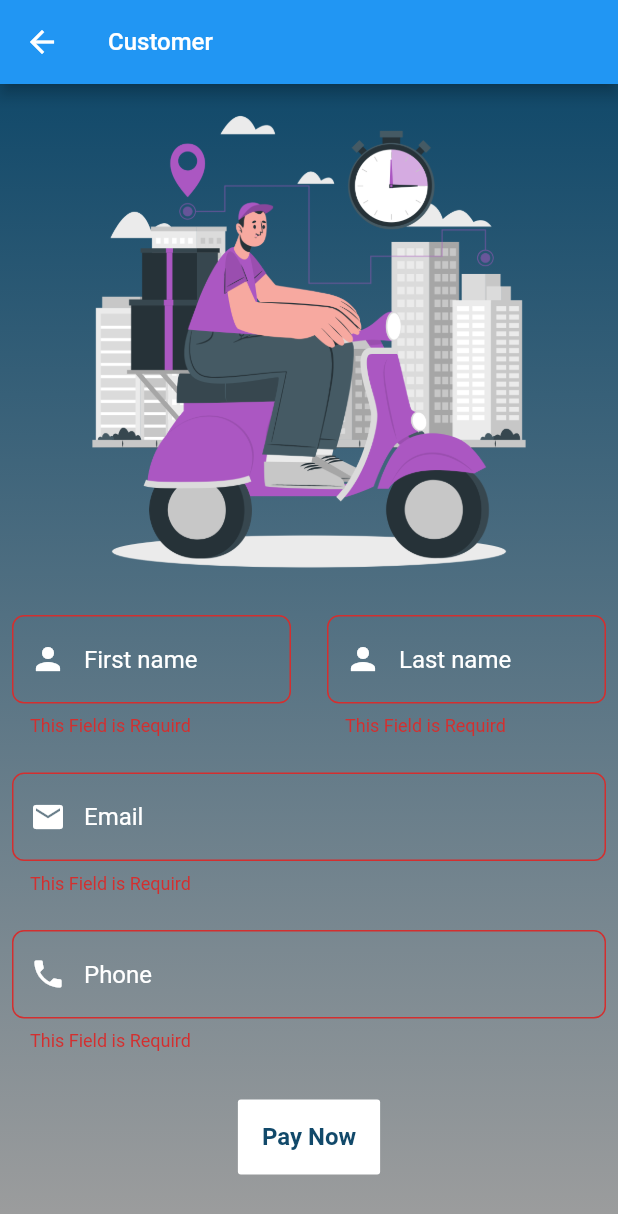
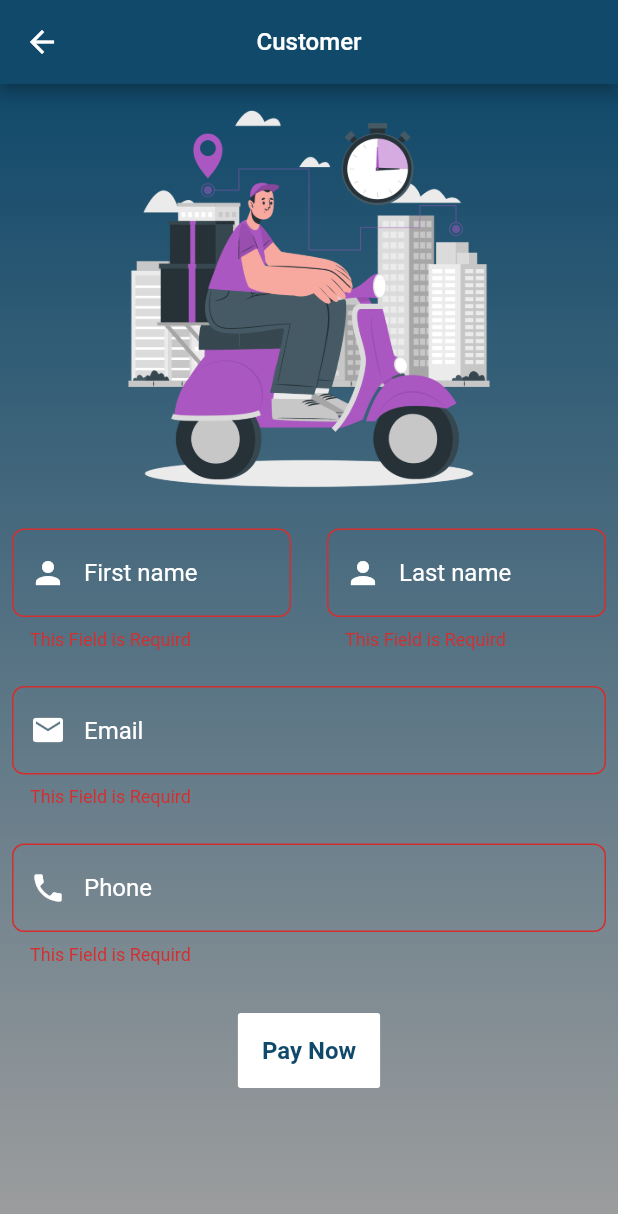
Before and after one commit to YousefMohamed6/I-Teacher, a Flutter app: the CustomerView screen opened by its route, after a tap on "Pay Now", on a phone screen of 412 x 824 dp. Shown: the top 1214 px of the screen. Run offline on Flutter 3.47's test engine with Material 2 defaults, Android fonts, the light colour scheme and no system bars; our stand-ins replace cloud_firestore, firebase_auth, firebase_core, flutter_bloc, fluttertoast, google_sign_in and 1 more; accounts and stored records are empty.

Commit message:
customer view done

```diff
--- a/lib/features/customer/presentation/views/customer_page.dart
+++ /dev/null
@@ -1,110 +0,0 @@
-import 'package:flutter/material.dart';
-import 'package:flutter_bloc/flutter_bloc.dart';
-import 'package:mrjoo/core/utils/constants/colors.dart';
-import 'package:mrjoo/core/utils/constants/images.dart';
-import 'package:mrjoo/features/customer/data/customer_cubit/customer_cubit.dart';
-import 'package:mrjoo/features/customer/data/customer_cubit/customer_state.dart';
-import 'package:mrjoo/core/widgets/asset_image.dart';
-import 'package:mrjoo/core/widgets/background.dart';
-import 'package:mrjoo/core/widgets/custom_button.dart';
-import 'package:mrjoo/core/widgets/custom_form_field.dart';
-import 'package:mrjoo/core/widgets/custom_text.dart';
-import 'package:mrjoo/features/payment/presentation/views/payment_page.dart';
-
-class CustomerView extends StatelessWidget {
-  const CustomerView({super.key});
-  static String id = 'CustomerPage';
-  @override
-  Widget build(BuildContext context) {
-    return Scaffold(
-      appBar: AppBar(title: const CustomText(text: "Customer")),
-      body: Background(
-        child: BlocConsumer<CustomerCubit, CustomerPageState>(
-          listener: (context, state) {},
-          builder: (context, state) {
-            return ListView(
-              children: [
-                CustomAssetImage(
-                  imagePath: kCustomerLogo,
-                  width: MediaQuery.of(context).size.width,
-                  height: MediaQuery.of(context).size.height * 0.42,
-                ),
-                Form(
-                  key: BlocProvider.of<CustomerCubit>(context).formKey,
-                  child: Column(
-                    mainAxisAlignment: MainAxisAlignment.center,
-                    children: [
-                      Row(
-                        children: [
-                          Expanded(
-                            child: CustomFormField(
-                              textInputType: TextInputType.name,
-                              hintText: 'First name',
-                              prefixIcon: const Icon(Icons.person),
-                              controller:
-                                  BlocProvider.of<CustomerCubit>(context)
-                                      .fristName,
-                            ),
-                          ),
-                          const SizedBox(width: 8),
-                          Expanded(
-                            child: CustomFormField(
-                              textInputType: TextInputType.name,
-                              hintText: 'Last name',
-                              prefixIcon: const Icon(Icons.person),
-                              controller:
-                                  BlocProvider.of<CustomerCubit>(context)
-                                      .lastName,
-                            ),
-                          ),
-                        ],
-                      ),
-                      const SizedBox(height: 8),
-                      CustomFormField(
-                        textInputType: TextInputType.emailAddress,
-                        hintText: 'Email',
-                        prefixIcon: const Icon(Icons.email),
-                        controller:
-                            BlocProvider.of<CustomerCubit>(context).email,
-                      ),
-                      const SizedBox(height: 8),
-                      CustomFormField(
-                        textInputType: TextInputType.number,
-                        hintText: 'Phone',
-                        prefixIcon: const Icon(Icons.phone),
-                        controller:
-                            BlocProvider.of<CustomerCubit>(context).phone,
-                      ),
-                      const SizedBox(height: 24),
-                      CustomButton(
-                        onPressed: () async {
-                          BlocProvider.of<CustomerCubit>(context)
-                              .changeStateLoading();
-                          if (BlocProvider.of<CustomerCubit>(context)
-                              .formKey
-                              .currentState!
-                              .validate()) {
-                            BlocProvider.of<CustomerCubit>(context).customer();
-                            Navigator.pushNamed(context, PaymentPage.id);
-                          }
-                          BlocProvider.of<CustomerCubit>(context)
-                              .changeStateLoading();
-                        },
-                        color: kMainTextColor,
-                        child: const CustomText(
-                          text: 'Pay Now',
-                          color: kPrimryColor,
-                          fontWeight: FontWeight.bold,
-                        ),
-                      ),
-                    ],
-                  ),
-                ),
-              ],
-            );
-          },
-        ),
-      ),
-    );
-  }
-}
--- /dev/null
+++ b/lib/features/customer/presentation/views/customer_view.dart
@@ -0,0 +1,23 @@
+import 'package:flutter/material.dart';
+import 'package:mrjoo/core/utils/constants/colors.dart';
+import 'package:mrjoo/core/widgets/background.dart';
+import 'package:mrjoo/core/widgets/custom_text.dart';
+import 'package:mrjoo/features/customer/presentation/views/widgets/customer_view_body.dart';
+
+class CustomerView extends StatelessWidget {
+  const CustomerView({super.key});
+  static String id = 'CustomerView';
+  @override
+  Widget build(BuildContext context) {
+    return Scaffold(
+      appBar: AppBar(
+        centerTitle: true,
+        title: const CustomText(text: "Customer"),
+        backgroundColor: kAppBarColor,
+      ),
+      body: const Background(
+        child: CustomerViewBody(),
+      ),
+    );
+  }
+}
--- /dev/null
+++ b/lib/features/customer/presentation/views/widgets/customer_full_name.dart
@@ -0,0 +1,33 @@
+import 'package:flutter/material.dart';
+import 'package:flutter_bloc/flutter_bloc.dart';
+import 'package:mrjoo/core/widgets/custom_form_field.dart';
+import 'package:mrjoo/features/customer/data/customer_cubit/customer_cubit.dart';
+
+class CustomerFullName extends StatelessWidget {
+  const CustomerFullName({super.key});
+
+  @override
+  Widget build(BuildContext context) {
+    return Row(
+      children: [
+        Expanded(
+          child: CustomFormField(
+            textInputType: TextInputType.name,
+            hintText: 'First name',
+            prefixIcon: const Icon(Icons.person),
+            controller: BlocProvider.of<CustomerCubit>(context).fristName,
+          ),
+        ),
+        const SizedBox(width: 8),
+        Expanded(
+          child: CustomFormField(
+            textInputType: TextInputType.name,
+            hintText: 'Last name',
+            prefixIcon: const Icon(Icons.person),
+            controller: BlocProvider.of<CustomerCubit>(context).lastName,
+          ),
+        ),
+      ],
+    );
+  }
+}
--- /dev/null
+++ b/lib/features/customer/presentation/views/widgets/customer_view_body.dart
@@ -0,0 +1,46 @@
+import 'package:flutter/material.dart';
+import 'package:flutter_bloc/flutter_bloc.dart';
+import 'package:mrjoo/core/utils/constants/images.dart';
+import 'package:mrjoo/core/widgets/asset_image.dart';
+import 'package:mrjoo/core/widgets/custom_form_field.dart';
+import 'package:mrjoo/features/customer/data/customer_cubit/customer_cubit.dart';
+import 'package:mrjoo/features/customer/presentation/views/widgets/customer_full_name.dart';
+import 'package:mrjoo/features/customer/presentation/views/widgets/pay_button.dart';
+
+class CustomerViewBody extends StatelessWidget {
+  const CustomerViewBody({super.key});
+
+  @override
+  Widget build(BuildContext context) {
+    return Form(
+      key: BlocProvider.of<CustomerCubit>(context).formKey,
+      child: ListView(
+        children: [
+          CustomAssetImage(
+            imagePath: kCustomerLogo,
+            width: MediaQuery.of(context).size.width,
+            height: MediaQuery.of(context).size.height * 0.35,
+          ),
+          const CustomerFullName(),
+          const SizedBox(height: 8),
+          CustomFormField(
+            textInputType: TextInputType.emailAddress,
+            hintText: 'Email',
+            prefixIcon: const Icon(Icons.email),
+            controller: BlocProvider.of<CustomerCubit>(context).email,
+          ),
+          const SizedBox(height: 8),
+          CustomFormField(
+            textInputType: TextInputType.number,
+            hintText: 'Phone',
+            prefixIcon: const Icon(Icons.phone),
+            controller: BlocProvider.of<CustomerCubit>(context).phone,
+          ),
+          const SizedBox(height: 24),
+          const PayButton(),
+          const SizedBox(height: 8),
+        ],
+      ),
+    );
+  }
+}
--- /dev/null
+++ b/lib/features/customer/presentation/views/widgets/pay_button.dart
@@ -0,0 +1,32 @@
+import 'package:flutter/material.dart';
+import 'package:flutter_bloc/flutter_bloc.dart';
+import 'package:mrjoo/core/utils/constants/colors.dart';
+import 'package:mrjoo/core/widgets/custom_button.dart';
+import 'package:mrjoo/core/widgets/custom_text.dart';
+import 'package:mrjoo/features/customer/data/customer_cubit/customer_cubit.dart';
+import 'package:mrjoo/features/payment/presentation/views/payment_page.dart';
+
+class PayButton extends StatelessWidget {
+  const PayButton({super.key});
+
+  @override
+  Widget build(BuildContext context) {
+    return CustomButton(
+      onPressed: () async {
+        BlocProvider.of<CustomerCubit>(context).changeStateLoading();
+        var formKey = BlocProvider.of<CustomerCubit>(context).formKey;
+        if (formKey.currentState!.validate()) {
+          BlocProvider.of<CustomerCubit>(context).customer();
+          Navigator.pushNamed(context, PaymentView.id);
+        }
+        BlocProvider.of<CustomerCubit>(context).changeStateLoading();
+      },
+      color: kMainTextColor,
+      child: const CustomText(
+        text: 'Pay Now',
+        color: kPrimryColor,
+        fontWeight: FontWeight.bold,
+      ),
+    );
+  }
+}
--- a/lib/features/customer/presentation/views/widgets/uesr_name.dart
+++ /dev/null
@@ -1,32 +0,0 @@
-import 'package:flutter/material.dart';
-import '../../../../../core/widgets/custom_form_field.dart';
-
-class UserName extends StatelessWidget {
-  const UserName({
-    super.key,
-    required this.fristName,
-    required this.lastName,
-  });
-  final TextEditingController fristName;
-  final TextEditingController lastName;
-  @override
-  Widget build(BuildContext context) {
-    return Row(
-      children: [
-        Expanded(
-          child: CustomFormField(
-            textInputType: TextInputType.name,
-            lablelText: 'Frist Name',
-            controller: fristName,
-          ),
-        ),
-        Expanded(
-          child: CustomFormField(
-            lablelText: 'Last Name',
-            controller: lastName,
-          ),
-        ),
-      ],
-    );
-  }
-}
--- a/lib/features/login/presentation/views/widgets/register_now.dart
+++ b/lib/features/login/presentation/views/widgets/register_now.dart
@@ -2,7 +2,7 @@ import 'package:flutter/material.dart';
 import 'package:mrjoo/core/utils/constants/colors.dart';
 import 'package:mrjoo/core/widgets/custom_text.dart';
 import 'package:mrjoo/core/widgets/custom_text_button.dart';
-import 'package:mrjoo/features/customer/presentation/views/customer_page.dart';
+import 'package:mrjoo/features/customer/presentation/views/customer_view.dart';
 
 class RegisterNow extends StatelessWidget {
   const RegisterNow({
--- a/lib/features/payment/presentation/views/payment_page.dart
+++ b/lib/features/payment/presentation/views/payment_page.dart
@@ -15,10 +15,10 @@ import 'package:mrjoo/core/widgets/custom_text.dart';
 import 'package:mrjoo/features/payment/presentation/views/widgets/payment_item.dart';
 import 'package:mrjoo/features/payment/presentation/views/widgets/webview.dart';
 
-class PaymentPage extends StatelessWidget {
+class PaymentView extends StatelessWidget {
   static const String id = 'PaymentPage';
 
-  const PaymentPage({super.key});
+  const PaymentView({super.key});
   @override
   Widget build(BuildContext context) {
     return Scaffold(
@@ -73,7 +73,7 @@ class PaymentPage extends StatelessWidget {
                       width: 300,
                     ),
                   ),
-                  const SizedBox(height:48),
+                  const SizedBox(height: 48),
                   Row(
                     mainAxisAlignment: MainAxisAlignment.spaceEvenly,
                     mainAxisSize: MainAxisSize.max,
@@ -100,7 +100,7 @@ class PaymentPage extends StatelessWidget {
                       ),
                     ],
                   ),
-                  const SizedBox(height:32),
+                  const SizedBox(height: 32),
                   CustomButton(
                     color: kMainTextColor,
                     onPressed: () {
--- a/lib/main.dart
+++ b/lib/main.dart
@@ -12,7 +12,7 @@ import 'package:mrjoo/features/chat/presentation/views/chat_page.dart';
 import 'package:mrjoo/features/home/presentation/views/home_view.dart';
 import 'package:mrjoo/features/login/presentation/views/login_view.dart';
 import 'package:mrjoo/features/payment/presentation/views/payment_page.dart';
-import 'package:mrjoo/features/customer/presentation/views/customer_page.dart';
+import 'package:mrjoo/features/customer/presentation/views/customer_view.dart';
 import 'package:mrjoo/features/register/presentation/views/register_page.dart';
 import 'package:mrjoo/features/splash/views/splash_view.dart';
 
@@ -55,7 +55,7 @@ class MrJoo extends StatelessWidget {
           HomeView.id: (context) => const HomeView(),
           LoginView.id: (context) => const LoginView(),
           CustomerView.id: (context) => const CustomerView(),
-          PaymentPage.id: (context) => const PaymentPage(),
+          PaymentView.id: (context) => const PaymentView(),
           RegisterPage.id: (context) => const RegisterPage(),
           ChatPage.id: (context) => const ChatPage(),
         },
```
